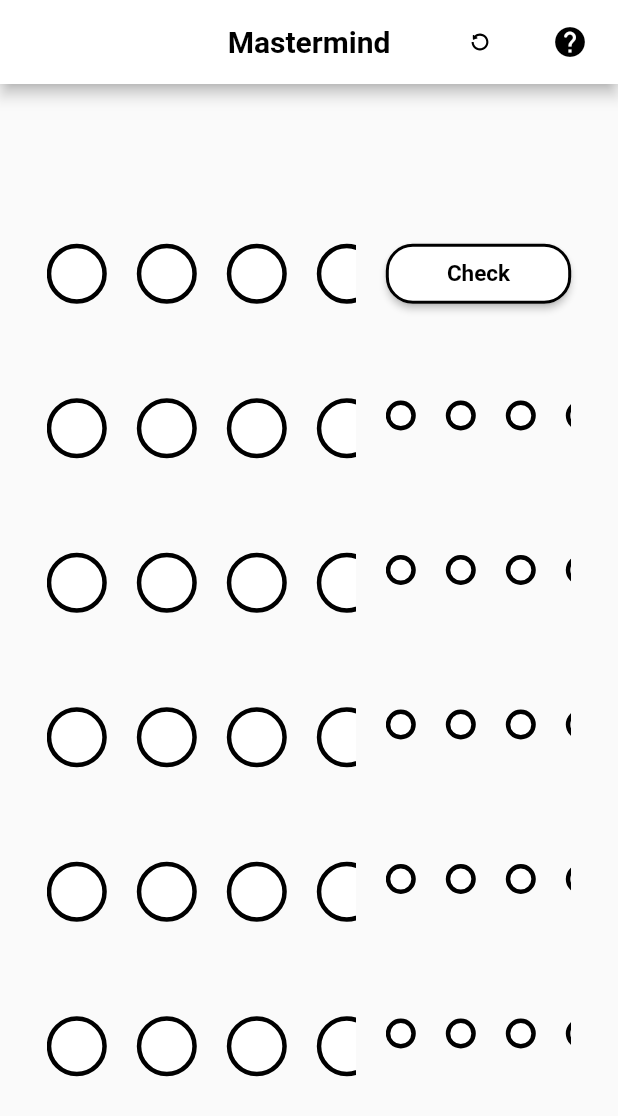
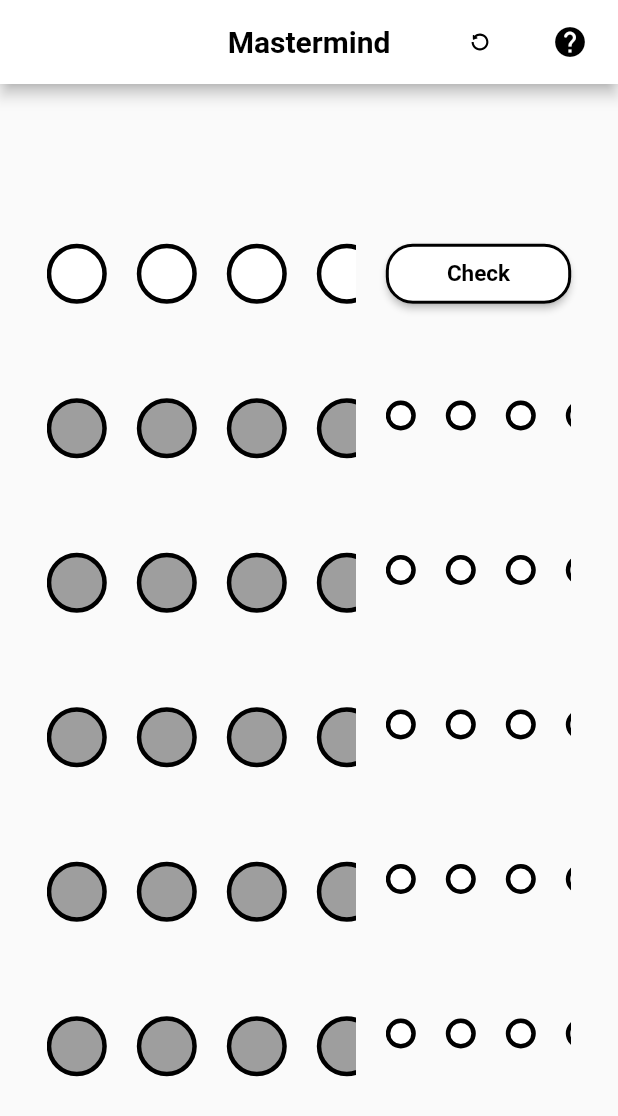
Before and after one commit to ramanverma2k/Mastermind, a Flutter app: the screen it shows after launch, on a phone screen of 412 x 824 dp. Shown: the top 1116 px of the screen. Run offline on Flutter 3.47's test engine with Material 2 defaults, Android fonts, the phone set to English and light mode, and no system bars; our stand-ins replace flutter_riverpod, lottie.

Commit message:
guess_board: grey out cells if we are not on that row

```diff
--- a/lib/widgets/guessing_board.dart
+++ b/lib/widgets/guessing_board.dart
@@ -12,6 +12,8 @@ class GuessingBoard extends ConsumerWidget {
 
     final bool popUpState = ref.watch(isPopupOpen.state).state;
 
+    final int current = ref.watch(currentRow.state).state;
+
     return Column(
       mainAxisAlignment: MainAxisAlignment.center,
       children: List.generate(
@@ -23,10 +25,15 @@ class GuessingBoard extends ConsumerWidget {
               height: MediaQuery.of(context).size.height / 8,
               width: MediaQuery.of(context).size.width * 0.5,
               child: ListView.separated(
-                itemBuilder: (context, index) => GestureDetector(
+                itemBuilder: (context, index) => current == rowNum
+                    ? GestureDetector(
                         onTap: () {
                           // Push the selected cell index to the board state
-                    ref.read(boardState.state).state.selectedCells.putIfAbsent(
+                          ref
+                              .read(boardState.state)
+                              .state
+                              .selectedCells
+                              .putIfAbsent(
                                 '$rowNum$index',
                                 () => null,
                               );
@@ -43,8 +50,8 @@ class GuessingBoard extends ConsumerWidget {
                           key: Key('cell_$rowNum$index'),
                           decoration: BoxDecoration(
                             shape: BoxShape.circle,
-                      color:
-                          state.selectedCells['$rowNum$index'] ?? Colors.white,
+                            color: state.selectedCells['$rowNum$index'] ??
+                                Colors.white,
                             border: Border.all(
                               color: Colors.black,
                               width: 3,
@@ -54,6 +61,25 @@ class GuessingBoard extends ConsumerWidget {
                             height: 40,
                             width: 40,
                           ),
+                        ),
+                      )
+                    : DecoratedBox(
+                        key: Key('cell_$rowNum$index'),
+                        decoration: BoxDecoration(
+                          shape: BoxShape.circle,
+                          color: current == rowNum
+                              ? state.selectedCells['$rowNum$index'] ??
+                                  Colors.white
+                              : state.selectedCells['$rowNum$index'] ??
+                                  Colors.grey,
+                          border: Border.all(
+                            color: Colors.black,
+                            width: 3,
+                          ),
+                        ),
+                        child: const SizedBox(
+                          height: 40,
+                          width: 40,
                         ),
                       ),
                 separatorBuilder: (context, index) => const SizedBox(
```
Lines whose indentation alone changed are shown as unchanged.
